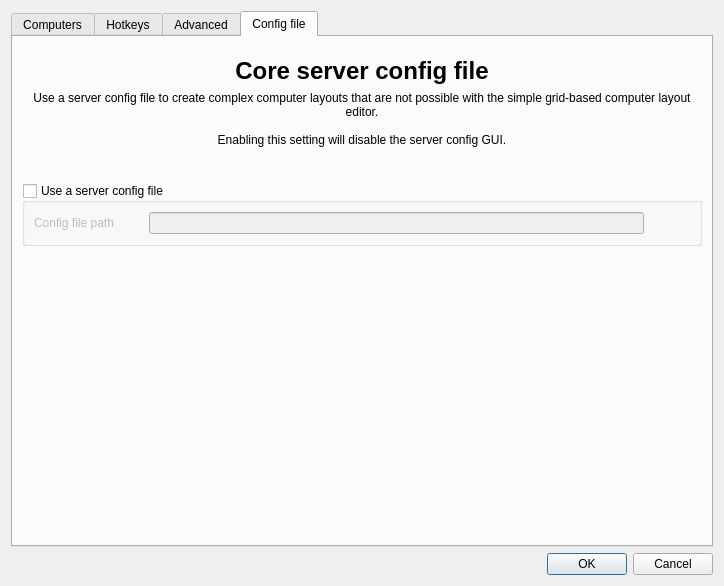
This is src/lib/gui/dialogs/ServerConfigDialog.ui in deskflow/deskflow as Qt 5 draws it before an edit. The edited form follows.
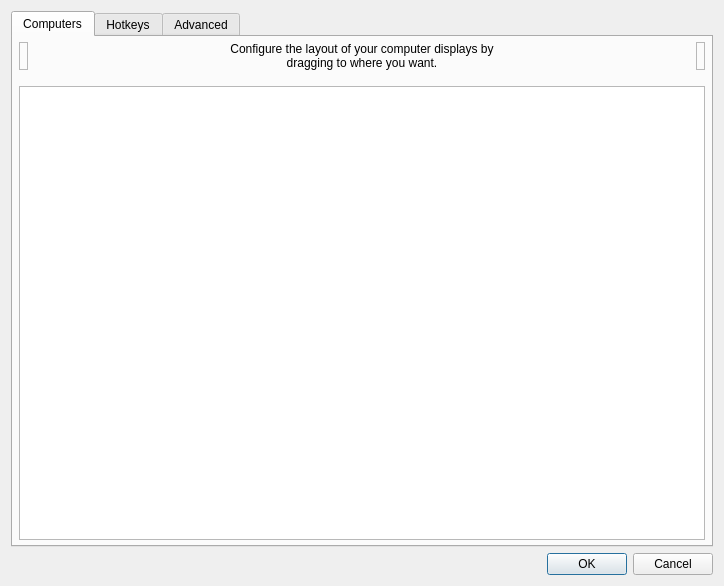
This is the edited form. The open tabs and pages were chosen to show the change. Icons and pictures are not drawn. Custom widgets are drawn as their Qt base class.

Commit message: refactor(server config dialog): move external server config option to Advanced tab

```diff
--- a/src/lib/gui/dialogs/ServerConfigDialog.ui
+++ b/src/lib/gui/dialogs/ServerConfigDialog.ui
@@ -19,7 +19,7 @@
   <property name="windowTitle">
    <string>Server Configuration</string>
   </property>
-  <layout class="QVBoxLayout">
+  <layout class="QVBoxLayout" name="verticalLayout_3">
    <item>
     <widget class="QTabWidget" name="tabWidget">
      <widget class="QWidget" name="tabComputers">
@@ -763,86 +763,19 @@
          </layout>
         </widget>
        </item>
-      </layout>
-     </widget>
-     <widget class="QWidget" name="tabConfigFile">
-      <property name="sizePolicy">
-       <sizepolicy hsizetype="Preferred" vsizetype="Preferred">
-        <horstretch>0</horstretch>
-        <verstretch>0</verstretch>
-       </sizepolicy>
-      </property>
-      <attribute name="title">
-       <string>Config file</string>
-      </attribute>
-      <layout class="QVBoxLayout" name="verticalLayout">
-       <property name="topMargin">
-        <number>20</number>
-       </property>
        <item>
-        <widget class="QLabel" name="label_5">
-         <property name="font">
-          <font>
-           <pointsize>18</pointsize>
-           <bold>true</bold>
-          </font>
-         </property>
-         <property name="text">
-          <string>Core server config file</string>
-         </property>
-         <property name="textFormat">
-          <enum>Qt::TextFormat::PlainText</enum>
-         </property>
-         <property name="alignment">
-          <set>Qt::AlignmentFlag::AlignCenter</set>
-         </property>
-        </widget>
-       </item>
-       <item>
-        <widget class="QLabel" name="label_6">
-         <property name="text">
+        <widget class="QGroupBox" name="groupExternalConfig">
+         <property name="toolTip">
           <string>Use a server config file to create complex computer layouts that are not possible with the simple grid-based computer layout editor.
 
 Enabling this setting will disable the server config GUI.</string>
          </property>
-         <property name="textFormat">
-          <enum>Qt::TextFormat::MarkdownText</enum>
-         </property>
-         <property name="alignment">
-          <set>Qt::AlignmentFlag::AlignCenter</set>
-         </property>
-         <property name="wordWrap">
-          <bool>true</bool>
-         </property>
-        </widget>
-       </item>
-       <item>
-        <spacer name="verticalSpacer_4">
-         <property name="orientation">
-          <enum>Qt::Orientation::Vertical</enum>
-         </property>
-         <property name="sizeType">
-          <enum>QSizePolicy::Policy::Maximum</enum>
-         </property>
-         <property name="sizeHint" stdset="0">
-          <size>
-           <width>20</width>
-           <height>30</height>
-          </size>
-         </property>
-        </spacer>
-       </item>
-       <item>
-        <widget class="QGroupBox" name="groupExternalConfig">
          <property name="title">
           <string>Use a server config file</string>
          </property>
          <property name="checkable">
           <bool>true</bool>
          </property>
-         <property name="checked">
-          <bool>false</bool>
-         </property>
          <layout class="QHBoxLayout" name="horizontalLayout">
           <item>
            <widget class="QWidget" name="widgetExternalConfigControls" native="true">
```
Left out of the diff: 13 changed lines with no effect on the pictures. The commit also changes 7 other files.
